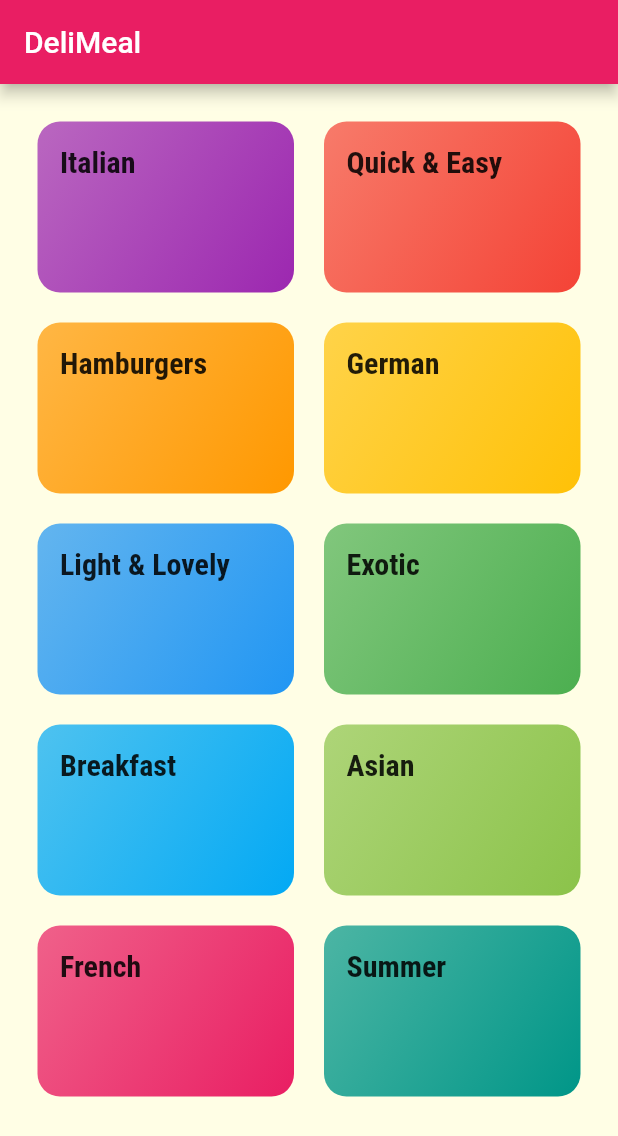
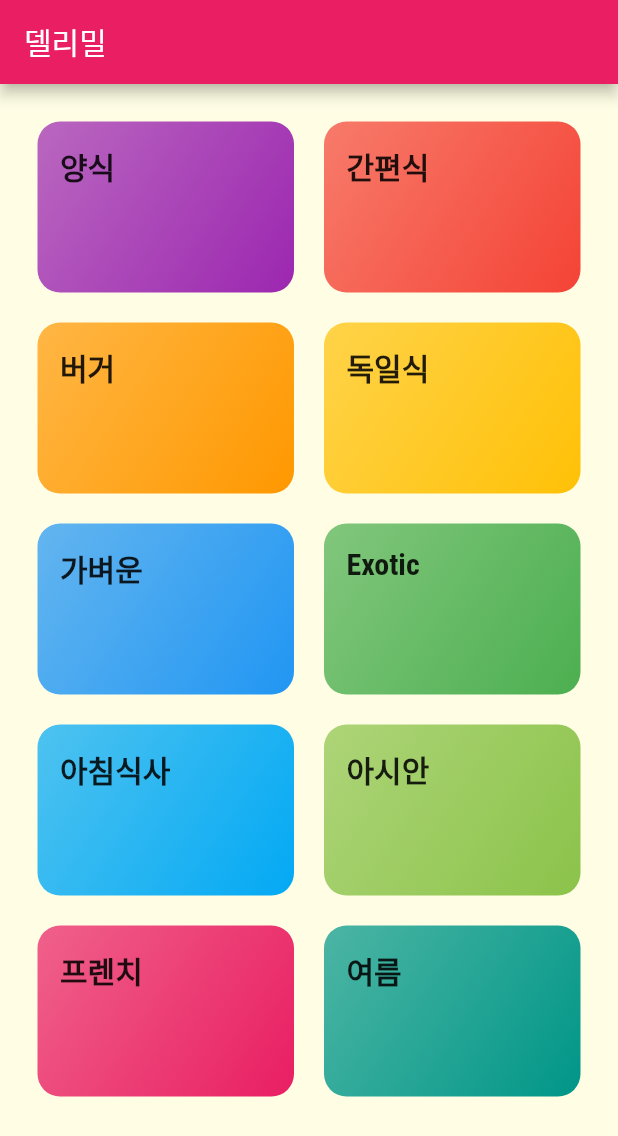
Before and after one commit to lhj910129/Udemy_Meal, a Flutter app: the screen it shows after launch, on a phone screen of 412 x 824 dp. Shown: the top 1136 px of the screen. Run offline on Flutter 3.47's test engine with Material 2 defaults, Android fonts, the phone set to English and light mode, and no system bars.

Commit message:
상세페이지 연결

```diff
--- a/lib/categories_screen.dart
+++ b/lib/categories_screen.dart
@@ -9,7 +9,7 @@ class CategoriesScreen extends StatelessWidget {
   Widget build(BuildContext context) {
     return Scaffold(
       appBar: AppBar(
-        title: const Text('DeliMeal'),
+        title: const Text('델리밀'),
       ),
       body: GridView(
         padding: const EdgeInsets.all(25),
--- a/lib/category_item.dart
+++ b/lib/category_item.dart
@@ -1,4 +1,6 @@
 import 'package:flutter/material.dart';
+
+import 'category_meals_screen.dart';
 
 class CategoryItem extends StatelessWidget {
   final String title;
@@ -6,9 +8,25 @@ class CategoryItem extends StatelessWidget {
 
   CategoryItem(this.title, this.color);
 
+  void selectCategory(BuildContext ctx) {
+    //Navigator : 다른화면으로 이동하게 해주는 플러터 내장
+    Navigator.of(ctx).push(
+      MaterialPageRoute(
+        //쿠퍼티노페이지루트를 써도 무방
+        builder: (_) {
+          return CategoryMealsScreen();
+        },
+      ),
+    ); //새로운 페이지로 푸시하겠다는 의미
+  }
+
   @override
   Widget build(BuildContext context) {
-    return Container(
+    return InkWell(
+      onTap: () => selectCategory(context),
+      splashColor: Theme.of(context).primaryColor,
+      borderRadius: BorderRadius.circular(15),
+      child: Container(
         padding: const EdgeInsets.all(15),
         child: Text(
           title,
@@ -25,6 +43,7 @@ class CategoryItem extends StatelessWidget {
           ),
           borderRadius: BorderRadius.circular(15),
         ),
+      ),
     );
   }
 }
--- a/lib/dummy_data.dart
+++ b/lib/dummy_data.dart
@@ -6,27 +6,27 @@ import './models/category.dart';
 const DUMMY_CATEGORIES = [
   Category(
     id: 'c1',
-    title: 'Italian',
+    title: '양식',
     color: Colors.purple,
   ),
   Category(
     id: 'c2',
-    title: 'Quick & Easy',
+    title: '간편식',
     color: Colors.red,
   ),
   Category(
     id: 'c3',
-    title: 'Hamburgers',
+    title: '버거',
     color: Colors.orange,
   ),
   Category(
     id: 'c4',
-    title: 'German',
+    title: '독일식',
     color: Colors.amber,
   ),
   Category(
     id: 'c5',
-    title: 'Light & Lovely',
+    title: '가벼운',
     color: Colors.blue,
   ),
   Category(
@@ -36,22 +36,22 @@ const DUMMY_CATEGORIES = [
   ),
   Category(
     id: 'c7',
-    title: 'Breakfast',
+    title: '아침식사',
     color: Colors.lightBlue,
   ),
   Category(
     id: 'c8',
-    title: 'Asian',
+    title: '아시안',
     color: Colors.lightGreen,
   ),
   Category(
     id: 'c9',
-    title: 'French',
+    title: '프렌치',
     color: Colors.pink,
   ),
   Category(
     id: 'c10',
-    title: 'Summer',
+    title: '여름',
     color: Colors.teal,
   ),
 ];
--- a/lib/main.dart
+++ b/lib/main.dart
@@ -9,7 +9,7 @@ class MyApp extends StatelessWidget {
   @override
   Widget build(BuildContext context) {
     return MaterialApp(
-      title: 'DeliMeal',
+      title: '델리밀',
       theme: ThemeData(
         primarySwatch: Colors.pink,
         accentColor: Colors.amber,
```
Also changed, not shown: lib/category_meals_screen.dart (added, +21 -0 lines). Lines whose indentation alone changed are shown as unchanged.
